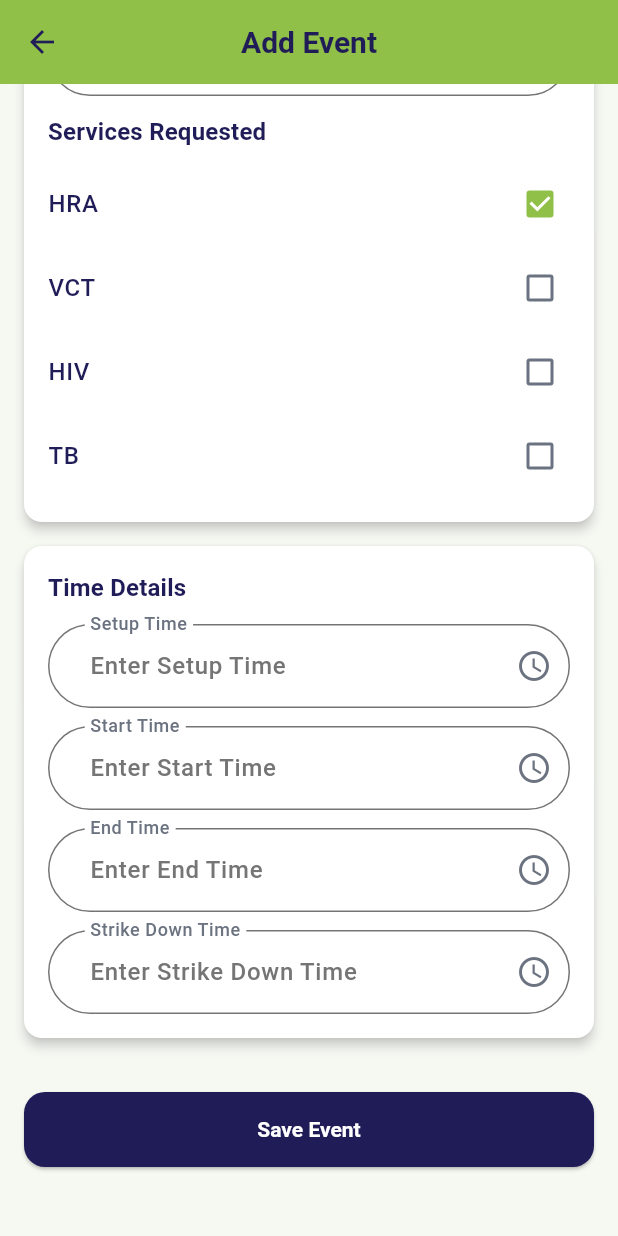
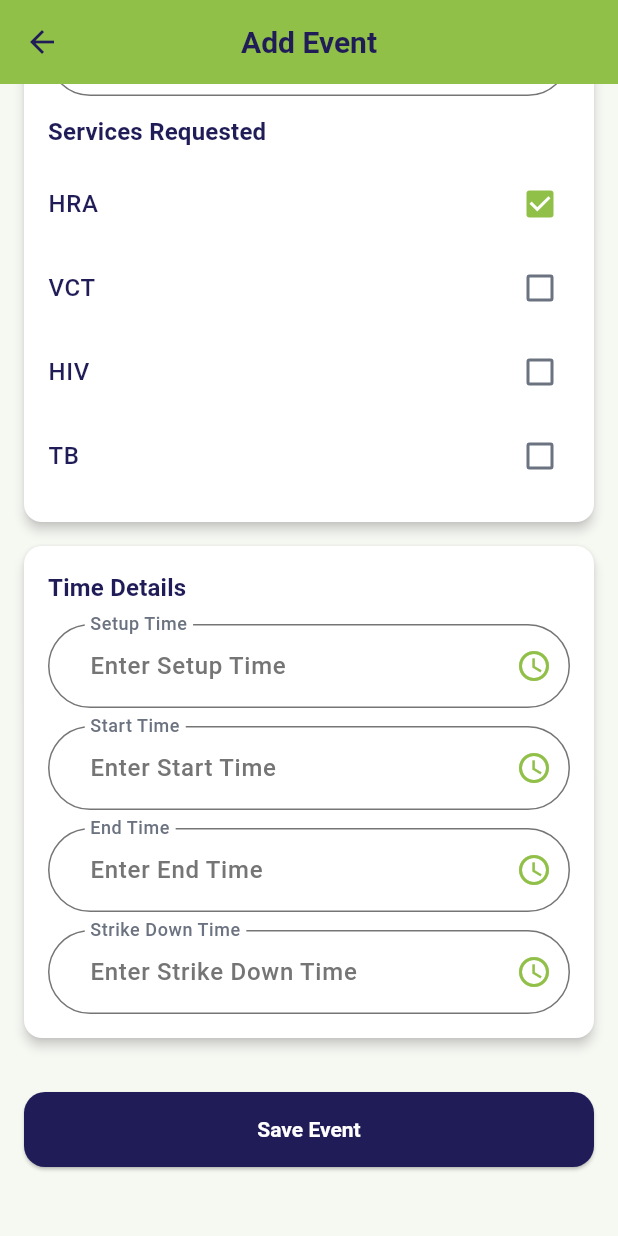
Before and after one commit to munashethedeveloper/kenwell_health_app, a Flutter app: the EventScreen screen opened by its route, scrolled down 1603 dp, on a phone screen of 412 x 824 dp. Run offline on Flutter 3.47's test engine with Material 3 defaults, Android fonts, the phone set to English and light mode, and no system bars; our stand-ins replace cloud_firestore, firebase_auth, flutter_spinbox, package_info_plus, shared_preferences, signature and 1 more; accounts and stored records are empty.

Commit message:
Style: Color time picker icons green
Co-authored-by: munashethedeveloper <munashethedeveloper@gmail.com>

```diff
--- a/lib/ui/features/event/widgets/event_screen.dart
+++ b/lib/ui/features/event/widgets/event_screen.dart
@@ -6,6 +6,7 @@ import 'package:kenwell_health_app/utils/input_formatters.dart';
 import '../../../../domain/models/wellness_event.dart';
 import '../../../shared/ui/app_bar/kenwell_app_bar.dart';
 import '../../../shared/ui/buttons/custom_primary_button.dart';
+import '../../../shared/ui/colours/kenwell_colours.dart';
 import '../../../shared/ui/form/custom_dropdown_field.dart';
 import '../../../shared/ui/form/custom_text_field.dart';
 import '../../../shared/ui/form/kenwell_checkbox_group.dart';
@@ -211,7 +212,10 @@ class _EventScreenState extends State<EventScreen> {
                   controller: widget.viewModel.setUpTimeController,
                   padding: EdgeInsets.zero,
                   readOnly: true,
-                  suffixIcon: const Icon(Icons.access_time),
+                  suffixIcon: const Icon(
+                    Icons.access_time,
+                    color: KenwellColors.primaryGreen,
+                  ),
                   validator: (value) => _requiredField('Setup Time', value),
                   onTap: () => widget.viewModel
                       .pickTime(context, widget.viewModel.setUpTimeController),
@@ -221,7 +225,10 @@ class _EventScreenState extends State<EventScreen> {
                   controller: widget.viewModel.startTimeController,
                   padding: EdgeInsets.zero,
                   readOnly: true,
-                  suffixIcon: const Icon(Icons.access_time),
+                  suffixIcon: const Icon(
+                    Icons.access_time,
+                    color: KenwellColors.primaryGreen,
+                  ),
                   validator: (value) => _requiredField('Start Time', value),
                   onTap: () => widget.viewModel
                       .pickTime(context, widget.viewModel.startTimeController),
@@ -231,7 +238,10 @@ class _EventScreenState extends State<EventScreen> {
                   controller: widget.viewModel.endTimeController,
                   padding: EdgeInsets.zero,
                   readOnly: true,
-                  suffixIcon: const Icon(Icons.access_time),
+                  suffixIcon: const Icon(
+                    Icons.access_time,
+                    color: KenwellColors.primaryGreen,
+                  ),
                   validator: (value) => _requiredField('End Time', value),
                   onTap: () => widget.viewModel
                       .pickTime(context, widget.viewModel.endTimeController),
@@ -241,7 +251,10 @@ class _EventScreenState extends State<EventScreen> {
                   controller: widget.viewModel.strikeDownTimeController,
                   padding: EdgeInsets.zero,
                   readOnly: true,
-                  suffixIcon: const Icon(Icons.access_time),
+                  suffixIcon: const Icon(
+                    Icons.access_time,
+                    color: KenwellColors.primaryGreen,
+                  ),
                   validator: (value) =>
                       _requiredField('Strike Down Time', value),
                   onTap: () => widget.viewModel.pickTime(
```
